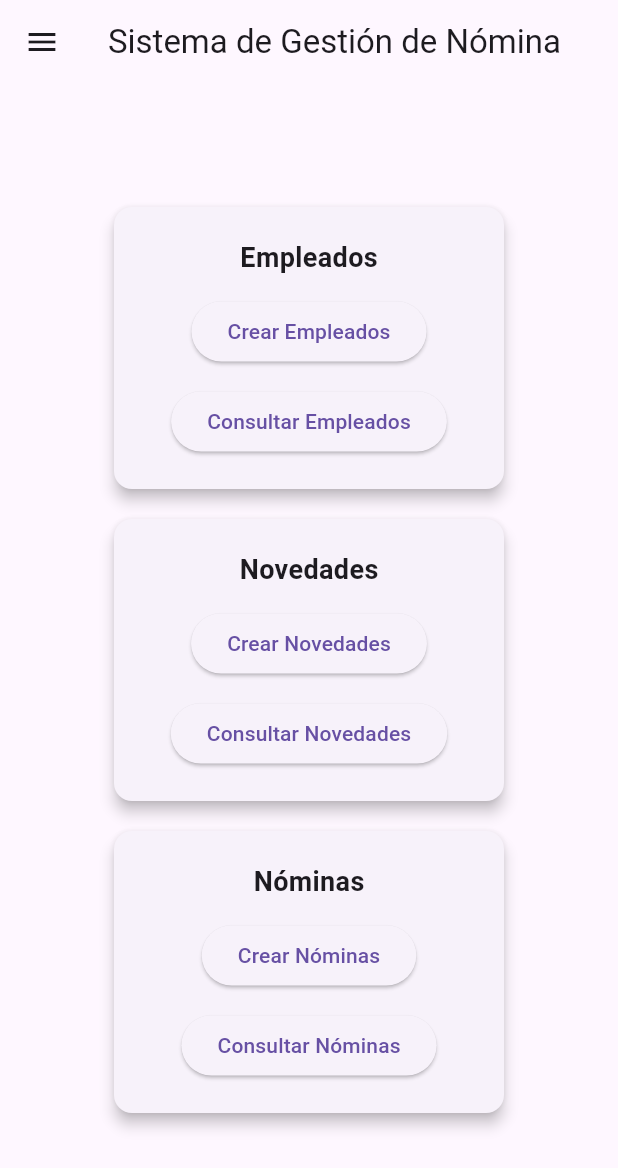
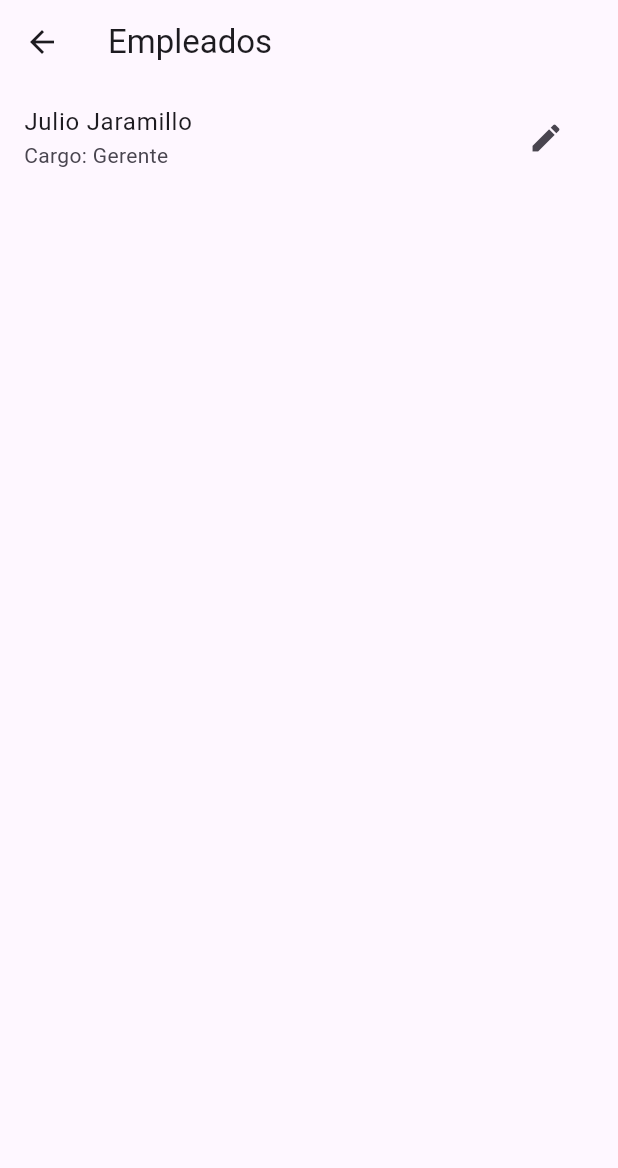
Before and after one commit to mariofhdez/proyecto-sena-mobile, a Flutter app: the screen it shows after launch, after a tap on an icon or button, on a phone screen of 412 x 824 dp. Shown: the top 1168 px of the screen. Run offline on Flutter 3.47's test engine with Material 3 defaults, Android fonts, the phone set to English and light mode, and no system bars.

Commit message:
Se crea la pantalla que muestra el listado de empleados y para su correcto funcionamiento se incluye un proveedor de empleados y su tarea es proveer a la vista la información necesaria para la correcta visualización de los empleados, además de incluir un pseudomodelo de datos para la creación de empleados.

```diff
--- a/lib/main.dart
+++ b/lib/main.dart
@@ -1,6 +1,10 @@
 import 'package:flutter/material.dart';
+import 'package:provider/provider.dart';
 import 'package:sena_mobile/screens/create_employee_screen.dart';
+import 'package:sena_mobile/screens/employees_screen.dart';
 import 'package:sena_mobile/screens/home_screen.dart';
+
+import 'providers/employee_provider.dart';
 
 void main() {
   runApp(const MyApp());
@@ -11,16 +15,19 @@ class MyApp extends StatelessWidget {
 
   @override
   Widget build(BuildContext context) {
-    return MaterialApp(
-      title: 'Sistema de Gestión de Nómina',
-      home: HomeScreen(),
-      routes:{
-        '/create-employee': (context) => const CreateEmployeeScreen(),
-      }
+    return MultiProvider(
+      providers: [ChangeNotifierProvider(create: (_) => EmployeeProvider())],
+      child: MaterialApp(
+        title: 'Sistema de Gestión de Nómina',
+        home: HomeScreen(),
+        routes: {
+          '/create-employee': (context) => const CreateEmployeeScreen(),
+          '/retrieve-employees': (context) => EmployeesScreen(),
+        },
+      ),
     );
   }
 }
-
 
 // class MyApp extends StatelessWidget {
 //   const MyApp({super.key});
--- /dev/null
+++ b/lib/models/employee.dart
@@ -0,0 +1,27 @@
+class Employee {
+  final String id;
+  final String identificationType;
+  final String identificationNumber;
+  final String firstName;
+  final String secondName;
+  final String lastName;
+  final String secondLastName;
+  final String address;
+  final String city;
+  final String department;
+  final String position;
+
+  Employee({
+    required this.id,
+    required this.identificationType,
+    required this.identificationNumber,
+    required this.firstName,
+    required this.secondName,
+    required this.lastName,
+    required this.secondLastName,
+    required this.address,
+    required this.city,
+    required this.department,
+    required this.position,
+  });
+}
--- /dev/null
+++ b/lib/providers/employee_provider.dart
@@ -0,0 +1,22 @@
+import 'package:flutter/foundation.dart';
+import 'package:sena_mobile/models/employee.dart';
+
+class EmployeeProvider extends ChangeNotifier {
+  final List<Employee> _employees = [
+    Employee(
+      id: "1",
+      identificationType: "Cédula de ciudadanía",
+      identificationNumber: "1234567890",
+      firstName: "Julio",
+      secondName: "",
+      lastName: "Jaramillo",
+      secondLastName: "",
+      address: "Avenida 78 # 25 - 14",
+      city: "San Jerónimo",
+      department: "Antioquia",
+      position: "Gerente",
+    ),
+  ];
+
+  List<Employee> get employees => _employees;
+}
--- /dev/null
+++ b/lib/screens/employees_screen.dart
@@ -0,0 +1,32 @@
+import 'package:flutter/material.dart';
+import 'package:provider/provider.dart';
+import '../providers/employee_provider.dart';
+
+class EmployeesScreen extends StatelessWidget{
+  @override
+  Widget build(BuildContext){
+    return Scaffold(
+      appBar: AppBar(
+        title: Text("Empleados"),
+      ),
+      body: Consumer<EmployeeProvider>(
+        builder: (context, provider, child){
+          return ListView.builder(
+            itemCount: provider.employees.length,
+            itemBuilder: (context, index){
+              final employee = provider.employees[index];
+              return ListTile(
+                title: Text("${employee.firstName} ${employee.lastName}"),
+                subtitle: Text("Cargo: ${employee.position}"),
+                trailing: IconButton(
+                  onPressed: () => Navigator.pushNamed(context, '/create-employee'),
+                  icon: Icon(Icons.edit),
+                ),
+              );
+            },
+          );
+        }
+      ),
+    );
+  }
+}
--- a/pubspec.yaml
+++ b/pubspec.yaml
@@ -34,6 +34,7 @@ dependencies:
   # The following adds the Cupertino Icons font to your application.
   # Use with the CupertinoIcons class for iOS style icons.
   cupertino_icons: ^1.0.8
+  provider: ^6.1.2
 
 dev_dependencies:
   flutter_test:
```
Also changed, not shown: pubspec.lock.
